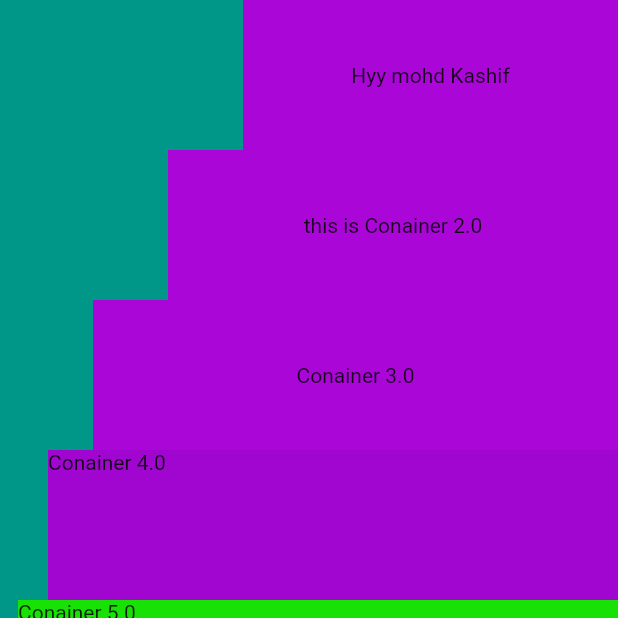
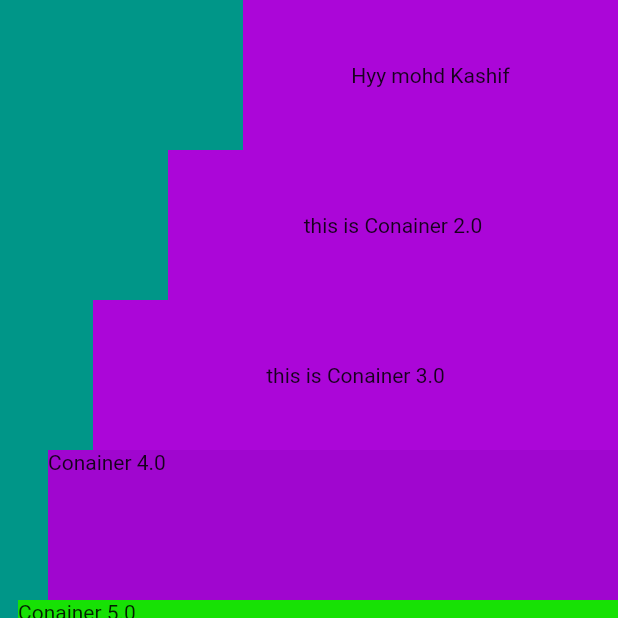
Before and after one commit to HEYKASHIF/quizApp, a Flutter app: the bootCamp screen opened directly, on a phone screen of 412 x 824 dp, the top half of it. Run offline on Flutter 3.47's test engine with Material 2 defaults, Android fonts, the phone set to English and light mode, and no system bars.

Commit message:
"10-june commit1"

```diff
--- a/lib/bootcamp.dart
+++ b/lib/bootcamp.dart
@@ -30,7 +30,7 @@ class bootCamp extends StatelessWidget {
             height: 100.0,
             width: 350.0,
             color: Color.fromARGB(255, 171, 6, 216),
-            child: Center(child: Text('Conainer 3.0')),
+            child: Center(child: Text('this is Conainer 3.0')),
           ),
           Container(
             height: 100.0,
```
